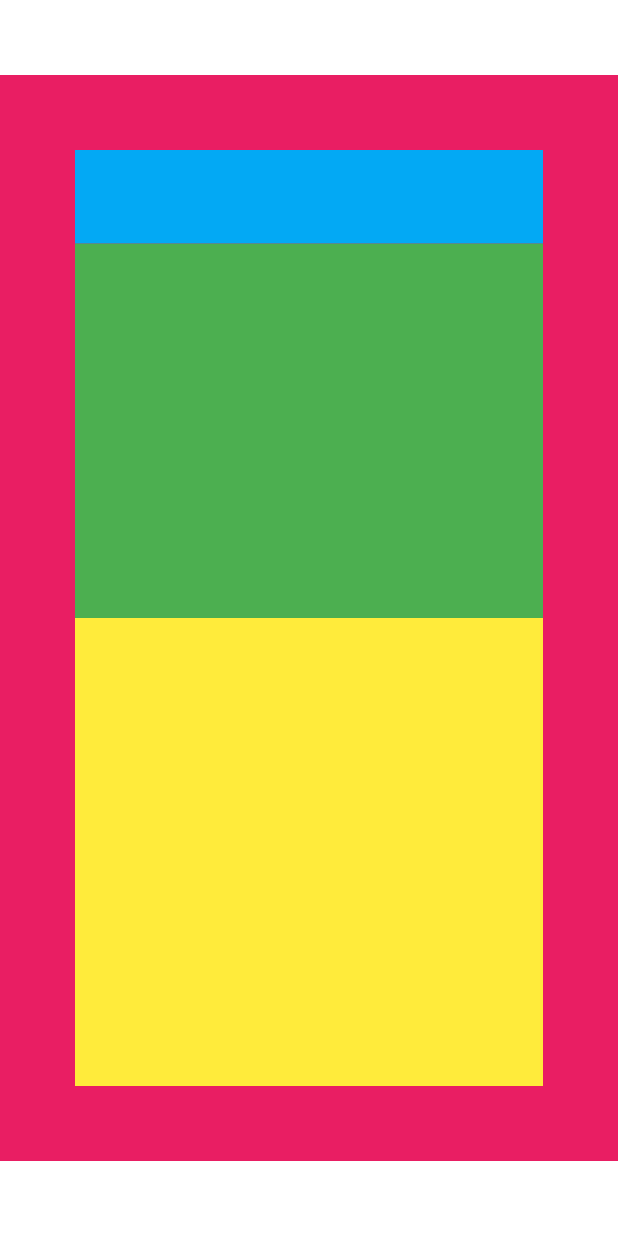
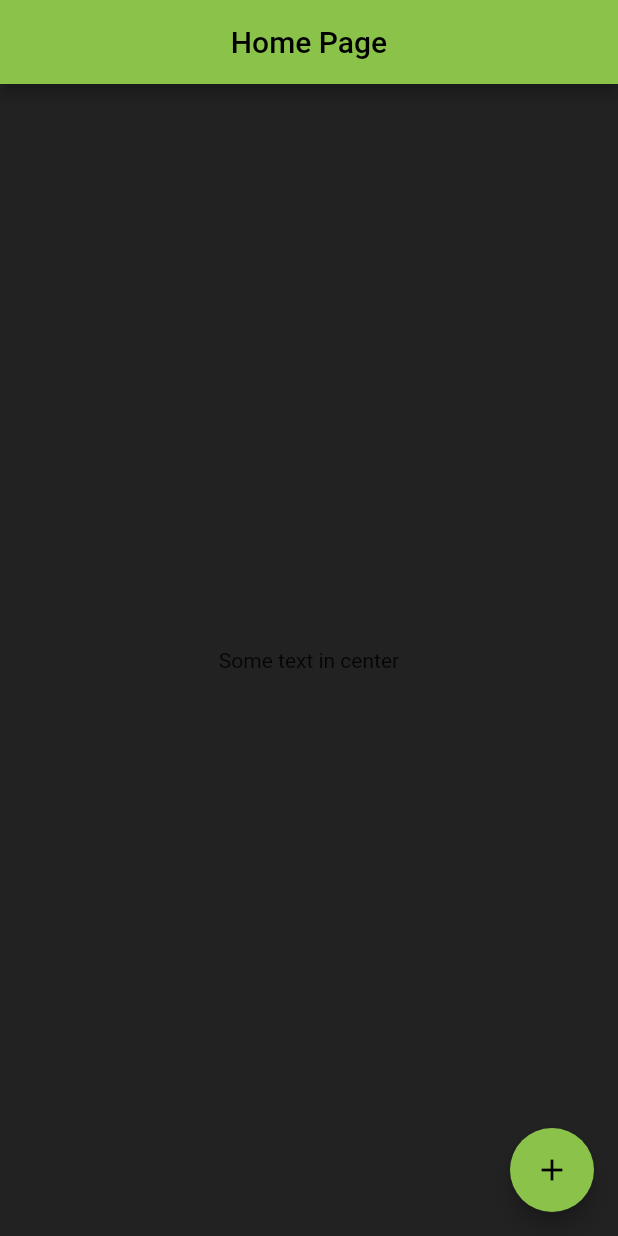
Before and after one commit to JulieBenchuk/flutter_app, a Flutter app: the screen it shows after launch, on a phone screen of 412 x 824 dp. Run offline on Flutter 3.47's test engine with Material 2 defaults, Android fonts, the phone set to English and light mode, and no system bars.

Commit message:
refactor: changed appBar

```diff
--- a/lib/main.dart
+++ b/lib/main.dart
@@ -1,15 +1,56 @@
 import 'package:flutter/material.dart';
 
 void main() {
-  runApp(Container(
-      margin: EdgeInsets.symmetric(vertical: 50),
-      color: Colors.pink,
-      padding: EdgeInsets.all(50),
-      child: Column(
-        children: <Widget> [
-          Expanded(child: Container(color: Colors.lightBlue,), flex: 1,),
-          Expanded(child: Container(color: Colors.green,), flex: 4),
-          Expanded(child: Container(color: Colors.yellow,), flex: 5),
-        ],
-      )));
+  runApp(const CryptoCurrencyListAPP());
 }
+
+class CryptoCurrencyListAPP extends StatelessWidget {
+  const CryptoCurrencyListAPP({super.key});
+
+  @override
+  Widget build(BuildContext context) {
+    return MaterialApp(
+      title: "Crypto Currency App",
+      theme: ThemeData(
+        scaffoldBackgroundColor: Colors.black87,
+        primarySwatch: Colors.lightGreen,
+      ),
+      home: const MyHomePage(),
+    );
+  }
+}
+
+class MyHomePage extends StatefulWidget {
+  const MyHomePage({super.key});
+
+  @override
+  State<MyHomePage> createState() => _MyHomePageState();
+}
+
+class _MyHomePageState extends State<MyHomePage> {
+  @override
+  Widget build(BuildContext context) {
+    return Scaffold(
+      appBar: AppBar(
+        title: const Center(
+            child: Text(
+          "Home Page",
+          textAlign: TextAlign.center,
+          textDirection: TextDirection.ltr,
+        )),
+      ),
+      body: const Center(
+        child: Column(
+          mainAxisAlignment: MainAxisAlignment.center,
+          children: <Widget>[
+            Text("Some text in center"),
+          ],
+        ),
+      ),
+      floatingActionButton: FloatingActionButton(
+        onPressed: () {},
+        child: const Icon(Icons.add),
+      ),
+    );
+  }
+}
```
